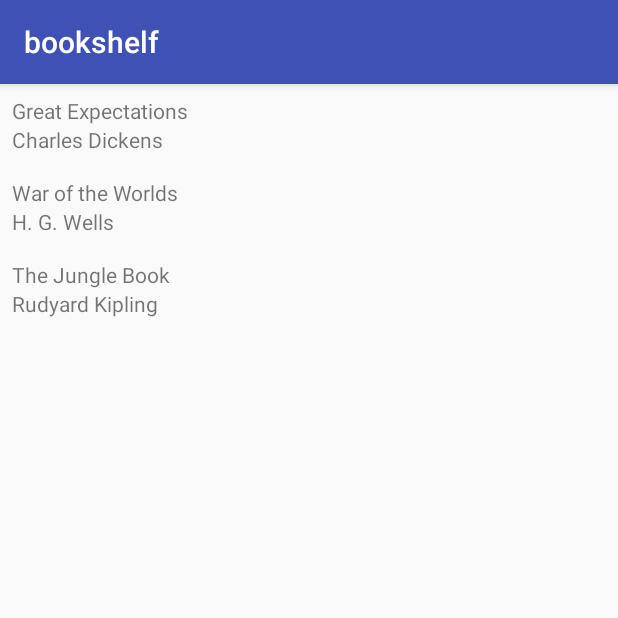
After one commit to rabindrakhanal/bookself, an Android app: the fragment BookListFragment shown on its own in the app's theme, on a phone screen of 412 x 824 dp, the top half of it. The commit adds this screen. Run offline under Robolectric (Android 15) with nearby library versions, the phone set to English and light mode, and no system bars.

Commit message:
Added book list activity and linked it to user dashboard and book activities

```diff
--- a/app/build.gradle
+++ b/app/build.gradle
@@ -24,7 +24,8 @@ dependencies {
     androidTestCompile('com.android.support.test.espresso:espresso-core:2.2.2', {
         exclude group: 'com.android.support', module: 'support-annotations'
     })
-    compile 'com.android.support:appcompat-v7:26.+'
+    compile 'com.android.support:appcompat-v7:26.1.0'
     compile 'com.android.support.constraint:constraint-layout:1.0.2'
     testCompile 'junit:junit:4.12'
+    compile 'com.android.support:recyclerview-v7:26.1.0'
 }
--- a/app/src/main/java/edu/ecu/cs/bookshelf/BookActivity.java
+++ b/app/src/main/java/edu/ecu/cs/bookshelf/BookActivity.java
@@ -12,8 +12,11 @@ import java.util.UUID;
 
 public class BookActivity extends SingleFragmentActivity {
 
-    public static Intent newIntent(Context packageContext, UUID id) {
+    public static final String EXTRA_BOOK_ID = "edu.ecu.cs.bookshelf.book_id";
+
+    public static Intent newIntent(Context packageContext, UUID bookId) {
         Intent intent = new Intent(packageContext, BookActivity.class);
+        intent.putExtra(EXTRA_BOOK_ID, bookId);
         return intent;
     }
 
--- a/app/src/main/java/edu/ecu/cs/bookshelf/BookBase.java
+++ b/app/src/main/java/edu/ecu/cs/bookshelf/BookBase.java
@@ -5,7 +5,10 @@ import android.content.Context;
 import android.database.Cursor;
 import android.database.sqlite.SQLiteDatabase;
 
+import java.text.ParseException;
+import java.text.SimpleDateFormat;
 import java.util.ArrayList;
+import java.util.Date;
 import java.util.List;
 import java.util.UUID;
 
@@ -98,4 +101,34 @@ public class BookBase {
 
         return values;
     }
+
+    // Remove once book API is in place
+    public void addSampleData() {
+        Book book1 = new Book();
+        book1.setTitle("Great Expectations");
+        book1.setAuthor("Charles Dickens");
+        book1.setDatePublished(new Date());
+        book1.setEdition("Kindle edition");
+        book1.setPageCount(380);
+        book1.setFormat("epub");
+        addBook(book1);
+
+        Book book2 = new Book();
+        book2.setTitle("War of the Worlds");
+        book2.setAuthor("H. G. Wells");
+        book2.setDatePublished(new Date());
+        book2.setEdition("Kindle edition");
+        book2.setPageCount(180);
+        book2.setFormat("epub");
+        addBook(book2);
+
+        Book book3 = new Book();
+        book3.setTitle("The Jungle Book");
+        book3.setAuthor("Rudyard Kipling");
+        book3.setDatePublished(new Date());
+        book3.setEdition("Kindle edition");
+        book3.setPageCount(150);
+        book3.setFormat("epub");
+        addBook(book3);
+    }
 }
--- /dev/null
+++ b/app/src/main/java/edu/ecu/cs/bookshelf/BookListFragment.java
@@ -0,0 +1,117 @@
+package edu.ecu.cs.bookshelf;
+
+import android.content.Intent;
+import android.os.Bundle;
+import android.support.v4.app.Fragment;
+import android.support.v7.widget.LinearLayoutManager;
+import android.support.v7.widget.RecyclerView;
+import android.view.LayoutInflater;
+import android.view.View;
+import android.view.ViewGroup;
+import android.widget.TextView;
+import android.widget.Toast;
+
+import java.util.List;
+
+/**
+ * Created by Jennifer on 10/29/2017.
+ */
+
+public class BookListFragment extends Fragment {
+
+    private RecyclerView mBookRecyclerView;
+    private BookAdapter mBookAdapter;
+
+    public static BookListFragment newInstance() {
+        BookListFragment fragment = new BookListFragment();
+        return fragment;
+    }
+
+    @Override
+    public void onCreate(Bundle savedInstanceState) {
+        super.onCreate(savedInstanceState);
+        if (BookBase.getBookBase(getActivity()).getBooks().size() == 0){
+            BookBase.getBookBase(getActivity()).addSampleData();
+        }
+    }
+
+    @Override
+    public View onCreateView(LayoutInflater inflater, ViewGroup container, Bundle savedInstanceState) {
+        View view = inflater.inflate(R.layout.fragment_book_list, container, false);
+
+        mBookRecyclerView = (RecyclerView) view.findViewById(R.id.book_recycler_view);
+        mBookRecyclerView.setLayoutManager(new LinearLayoutManager(getActivity()));
+
+        updateUI();
+
+        return view;
+    }
+
+    private void updateUI() {
+        BookBase bookBase = BookBase.getBookBase(getActivity());
+        List<Book> books = bookBase.getBooks();
+        if (mBookAdapter == null) {
+            mBookAdapter = new BookAdapter(books);
+            mBookRecyclerView.setAdapter(mBookAdapter);
+        } else {
+            mBookAdapter.setBooks(books);
+            mBookAdapter.notifyDataSetChanged();
+        }
+    }
+
+    private class BookHolder extends RecyclerView.ViewHolder implements View.OnClickListener {
+
+        private Book mBook;
+        private TextView mTitleTextView;
+        private TextView mAuthorTextView;
+
+        public BookHolder(LayoutInflater inflater, ViewGroup parent) {
+            super(inflater.inflate(R.layout.list_item_book, parent, false));
+            itemView.setOnClickListener(this);
+
+            mTitleTextView = (TextView) itemView.findViewById(R.id.book_title);
+            mAuthorTextView = (TextView) itemView.findViewById(R.id.book_author);
+        }
+
+        public void bind(Book book) {
+            mBook = book;
+            mTitleTextView.setText(mBook.getTitle());
+            mAuthorTextView.setText(mBook.getAuthor());
+        }
+
+        @Override
+        public void onClick(View view) {
+            Intent intent = BookActivity.newIntent(getActivity(), mBook.getId());
+            startActivity(intent);
+        }
+    }
+
+    private class BookAdapter extends RecyclerView.Adapter<BookHolder> {
+        private List<Book> mBooks;
+        public BookAdapter(List<Book> books) {
+            mBooks = books;
+        }
+
+        @Override
+        public BookHolder
+        onCreateViewHolder(ViewGroup parent, int viewType) {
+            LayoutInflater layoutInflater = LayoutInflater.from(getActivity());
+            return new BookHolder(layoutInflater, parent);
+        }
+
+        @Override
+        public void onBindViewHolder(BookHolder holder, int position) {
+            Book book = mBooks.get(position);
+            holder.bind(book);
+        }
+
+        @Override
+        public int getItemCount() {
+            return mBooks.size();
+        }
+
+        public void setBooks(List<Book> books) {
+            mBooks = books;
+        }
+    }
+}
--- a/app/src/main/res/layout/fragment_book.xml
+++ b/app/src/main/res/layout/fragment_book.xml
@@ -25,7 +25,7 @@
         android:id="@+id/book_title"
         android:layout_width="wrap_content"
         android:layout_height="wrap_content"
-        android:text="@string/book_title"
+        android:text="Title of book"
         android:layout_gravity="left"
         android:paddingBottom="8dp"/>
 
@@ -40,7 +40,7 @@
         android:id="@+id/book_author"
         android:layout_width="wrap_content"
         android:layout_height="wrap_content"
-        android:text="@string/book_author"
+        android:text="Author of book"
         android:layout_gravity="left"
         android:paddingBottom="8dp"/>
 
@@ -55,7 +55,7 @@
         android:id="@+id/book_publication_date"
         android:layout_width="wrap_content"
         android:layout_height="wrap_content"
-        android:text="@string/book_publication_date"
+        android:text="Book publication date"
         android:layout_gravity="left"
         android:paddingBottom="8dp"/>
 
--- /dev/null
+++ b/app/src/main/res/layout/fragment_book_list.xml
@@ -0,0 +1,6 @@
+<?xml version="1.0" encoding="utf-8"?>
+<android.support.v7.widget.RecyclerView
+    xmlns:android="http://schemas.android.com/apk/res/android"
+    android:id="@+id/book_recycler_view"
+    android:layout_width="match_parent"
+    android:layout_height="match_parent"/>
--- /dev/null
+++ b/app/src/main/res/layout/list_item_book.xml
@@ -0,0 +1,20 @@
+<?xml version="1.0" encoding="utf-8"?>
+<LinearLayout xmlns:android="http://schemas.android.com/apk/res/android"
+              android:orientation="vertical"
+              android:layout_width="match_parent"
+              android:layout_height="wrap_content"
+              android:padding="8dp">
+
+    <TextView
+        android:id="@+id/book_title"
+        android:layout_width="match_parent"
+        android:layout_height="wrap_content"
+        android:text="Book Title"/>
+
+    <TextView
+        android:id="@+id/book_author"
+        android:layout_width="match_parent"
+        android:layout_height="wrap_content"
+        android:text="Book Author"/>
+
+</LinearLayout>
--- a/app/src/main/res/values/strings.xml
+++ b/app/src/main/res/values/strings.xml
@@ -23,8 +23,6 @@
     <string name="title">Title</string>
     <string name="author">Author</string>
     <string name="add_to_shelf_button">Add to shelf</string>
-    <string name="book_title">Title of book</string>
-    <string name="book_author">Author of book</string>
     <string name="date_published">Date Published</string>
-    <string name="book_publication_date">Book publication date</string>
+    <string name="added_to_shelf">This book has been added to your shelf.</string>
 </resources>
```
Also changed, not shown: app/src/main/AndroidManifest.xml (+6 -1 lines), app/src/main/java/edu/ecu/cs/bookshelf/BookFragment.java (+30 -0 lines), app/src/main/java/edu/ecu/cs/bookshelf/BookListActivity.java (added, +24 -0 lines), app/src/main/java/edu/ecu/cs/bookshelf/UserDashboardFragment.java (+13 -2 lines), app/src/main/res/layout/fragment_user_dashboard.xml (+7 -0 lines).
